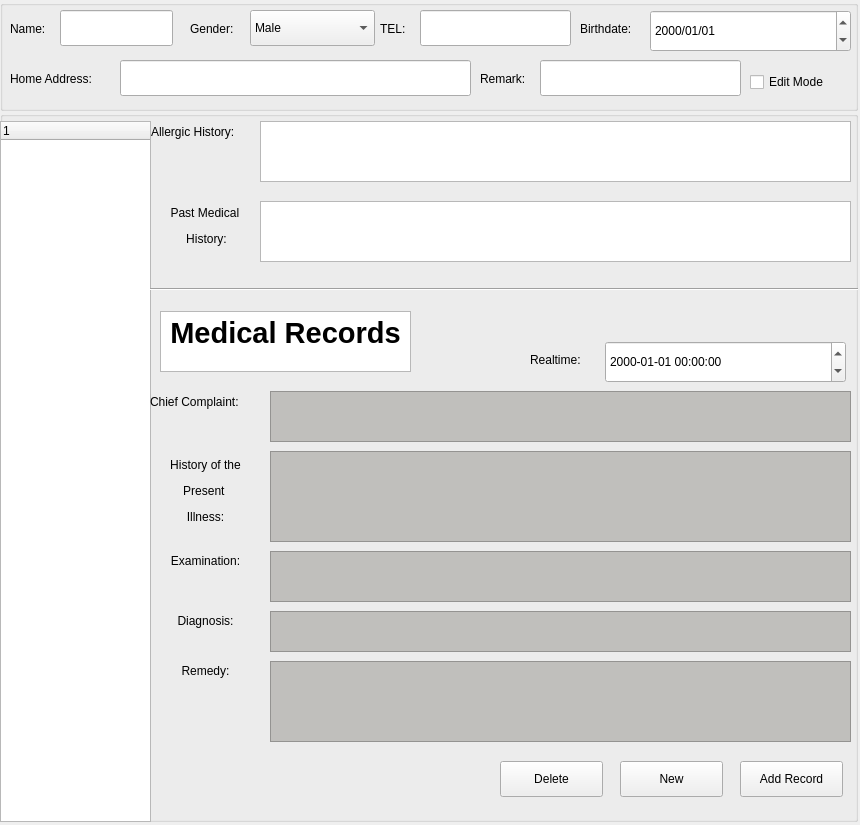
OhaoTech/ClinicManager, file PatientInfoWindow.ui: the form before one commit.
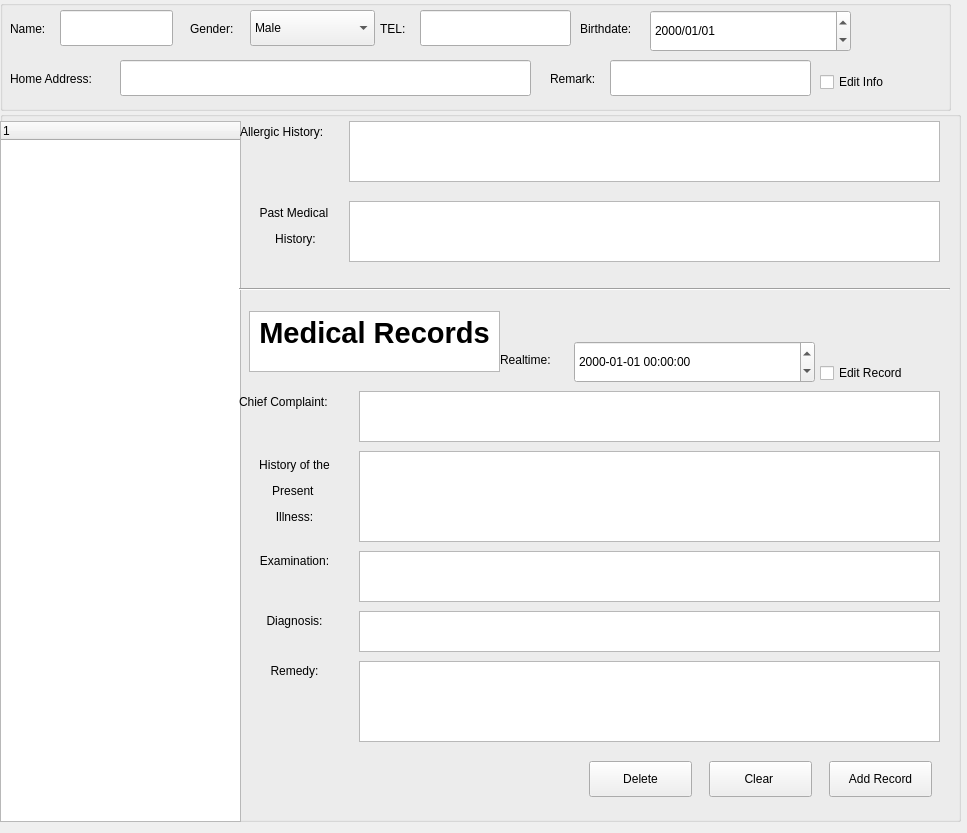
The form after the commit.

Commit message: patient records accessible and savable

```diff
--- a/PatientInfoWindow.ui
+++ b/PatientInfoWindow.ui
@@ -6,8 +6,8 @@
    <rect>
     <x>0</x>
     <y>0</y>
-    <width>860</width>
-    <height>825</height>
+    <width>967</width>
+    <height>833</height>
    </rect>
   </property>
   <property name="windowTitle">
@@ -18,7 +18,7 @@
     <rect>
      <x>0</x>
      <y>0</y>
-     <width>858</width>
+     <width>951</width>
      <height>111</height>
     </rect>
    </property>
@@ -110,7 +110,7 @@
    <widget class="QLineEdit" name="remark_lineEdit">
     <property name="geometry">
      <rect>
-      <x>540</x>
+      <x>610</x>
       <y>60</y>
       <width>201</width>
       <height>36</height>
@@ -120,7 +120,7 @@
    <widget class="QLabel" name="remark_label">
     <property name="geometry">
      <rect>
-      <x>480</x>
+      <x>550</x>
       <y>70</y>
       <width>66</width>
       <height>18</height>
@@ -135,7 +135,7 @@
      <rect>
       <x>120</x>
       <y>60</y>
-      <width>351</width>
+      <width>411</width>
       <height>36</height>
      </rect>
     </property>
@@ -156,14 +156,14 @@
    <widget class="QCheckBox" name="edit_mode_checkBox">
     <property name="geometry">
      <rect>
-      <x>750</x>
+      <x>820</x>
       <y>70</y>
       <width>97</width>
       <height>24</height>
      </rect>
     </property>
     <property name="text">
-     <string>Edit Mode</string>
+     <string>Edit Info</string>
     </property>
    </widget>
    <widget class="QDateEdit" name="birthdate_dateEdit">
@@ -198,7 +198,7 @@
     <rect>
      <x>0</x>
      <y>111</y>
-     <width>858</width>
+     <width>961</width>
      <height>711</height>
     </rect>
    </property>
@@ -210,7 +210,7 @@
      <rect>
       <x>0</x>
       <y>10</y>
-      <width>151</width>
+      <width>241</width>
       <height>701</height>
      </rect>
     </property>
@@ -223,7 +223,7 @@
    <widget class="QLabel" name="allergic_history_label">
     <property name="geometry">
      <rect>
-      <x>151</x>
+      <x>240</x>
       <y>10</y>
       <width>111</width>
       <height>21</height>
@@ -236,7 +236,7 @@
    <widget class="QTextEdit" name="allergic_history_textEdit">
     <property name="geometry">
      <rect>
-      <x>260</x>
+      <x>349</x>
       <y>10</y>
       <width>591</width>
       <height>61</height>
@@ -246,7 +246,7 @@
    <widget class="QLabel" name="past_medical_history_label">
     <property name="geometry">
      <rect>
-      <x>151</x>
+      <x>240</x>
       <y>90</y>
       <width>111</width>
       <height>51</height>
@@ -259,7 +259,7 @@
    <widget class="QTextEdit" name="past_medical_history_textEdit">
     <property name="geometry">
      <rect>
-      <x>260</x>
+      <x>349</x>
       <y>90</y>
       <width>591</width>
       <height>61</height>
@@ -269,20 +269,20 @@
    <widget class="QPushButton" name="new_pushButton">
     <property name="geometry">
      <rect>
-      <x>620</x>
+      <x>709</x>
       <y>650</y>
       <width>103</width>
       <height>36</height>
      </rect>
     </property>
     <property name="text">
-     <string>New</string>
+     <string>Clear </string>
     </property>
    </widget>
    <widget class="QPushButton" name="delete_pushButton">
     <property name="geometry">
      <rect>
-      <x>500</x>
+      <x>589</x>
       <y>650</y>
       <width>103</width>
       <height>36</height>
@@ -295,7 +295,7 @@
    <widget class="QPushButton" name="add_record_pushButton">
     <property name="geometry">
      <rect>
-      <x>740</x>
+      <x>829</x>
       <y>650</y>
       <width>103</width>
       <height>36</height>
@@ -308,7 +308,7 @@
    <widget class="QLabel" name="chief_complaint_label">
     <property name="geometry">
      <rect>
-      <x>150</x>
+      <x>239</x>
       <y>280</y>
       <width>111</width>
       <height>21</height>
@@ -321,34 +321,33 @@
    <widget class="QTextEdit" name="diagnosis_textEdit">
     <property name="geometry">
      <rect>
-      <x>270</x>
+      <x>359</x>
       <y>500</y>
       <width>581</width>
       <height>41</height>
      </rect>
     </property>
     <property name="styleSheet">
-     <string notr="true">background-color: rgb(192, 191, 188);</string>
+     <string notr="true"/>
     </property>
    </widget>
    <widget class="QTextEdit" name="history_of_the_present_illness_textEdit">
     <property name="geometry">
      <rect>
-      <x>270</x>
+      <x>359</x>
       <y>340</y>
       <width>581</width>
       <height>91</height>
      </rect>
     </property>
     <property name="styleSheet">
-     <string notr="true">background-color: rgb(192, 191, 188);
-</string>
+     <string notr="true"/>
     </property>
    </widget>
    <widget class="QLabel" name="diagnosis_label">
     <property name="geometry">
      <rect>
-      <x>150</x>
+      <x>239</x>
       <y>500</y>
       <width>111</width>
       <height>21</height>
@@ -361,7 +360,7 @@
    <widget class="QLabel" name="history_of_the_present_illness_label">
     <property name="geometry">
      <rect>
-      <x>150</x>
+      <x>239</x>
       <y>340</y>
       <width>111</width>
       <height>81</height>
@@ -374,46 +373,46 @@
    <widget class="QTextEdit" name="examinination_textEdit">
     <property name="geometry">
      <rect>
-      <x>270</x>
+      <x>359</x>
       <y>440</y>
       <width>581</width>
       <height>51</height>
      </rect>
     </property>
     <property name="styleSheet">
-     <string notr="true">background-color: rgb(192, 191, 188);</string>
+     <string notr="true"/>
     </property>
    </widget>
    <widget class="QTextEdit" name="chief_complaint_textEdit">
     <property name="geometry">
      <rect>
-      <x>270</x>
+      <x>359</x>
       <y>280</y>
       <width>581</width>
       <height>51</height>
      </rect>
     </property>
     <property name="styleSheet">
-     <string notr="true">background-color: rgb(192, 191, 188);</string>
+     <string notr="true"/>
     </property>
    </widget>
    <widget class="QTextEdit" name="remedy_textEdit">
     <property name="geometry">
      <rect>
-      <x>270</x>
+      <x>359</x>
       <y>550</y>
       <width>581</width>
       <height>81</height>
      </rect>
     </property>
     <property name="styleSheet">
-     <string notr="true">background-color: rgb(192, 191, 188);</string>
+     <string notr="true"/>
     </property>
    </widget>
    <widget class="QLabel" name="examinination_label">
     <property name="geometry">
      <rect>
-      <x>150</x>
+      <x>239</x>
       <y>440</y>
       <width>111</width>
       <height>21</height>
@@ -426,7 +425,7 @@
    <widget class="QLabel" name="remedy_label">
     <property name="geometry">
      <rect>
-      <x>150</x>
+      <x>239</x>
       <y>550</y>
       <width>111</width>
       <height>21</height>
@@ -439,7 +438,7 @@
    <widget class="QTextBrowser" name="textBrowser">
     <property name="geometry">
      <rect>
-      <x>160</x>
+      <x>249</x>
       <y>200</y>
       <width>251</width>
       <height>61</height>
@@ -462,7 +461,7 @@
    <widget class="Line" name="line">
     <property name="geometry">
      <rect>
-      <x>150</x>
+      <x>239</x>
       <y>170</y>
       <width>711</width>
       <height>16</height>
@@ -475,7 +474,7 @@
    <widget class="QDateTimeEdit" name="realtime_dateTimeEdit">
     <property name="geometry">
      <rect>
-      <x>605</x>
+      <x>574</x>
       <y>230</y>
       <width>241</width>
       <height>42</height>
@@ -491,7 +490,7 @@
    <widget class="QLabel" name="realtime_label">
     <property name="geometry">
      <rect>
-      <x>530</x>
+      <x>500</x>
       <y>240</y>
       <width>66</width>
       <height>18</height>
@@ -501,6 +500,19 @@
      <string>Realtime:</string>
     </property>
    </widget>
+   <widget class="QCheckBox" name="edit_record_checkBox">
+    <property name="geometry">
+     <rect>
+      <x>820</x>
+      <y>250</y>
+      <width>111</width>
+      <height>24</height>
+     </rect>
+    </property>
+    <property name="text">
+     <string>Edit Record</string>
+    </property>
+   </widget>
   </widget>
  </widget>
  <resources/>
```
The commit also changes 2 other files.
